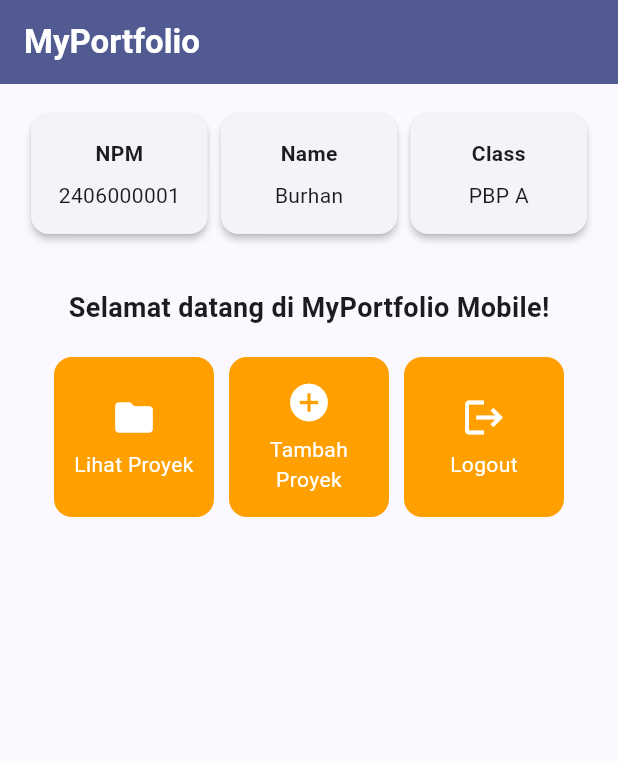
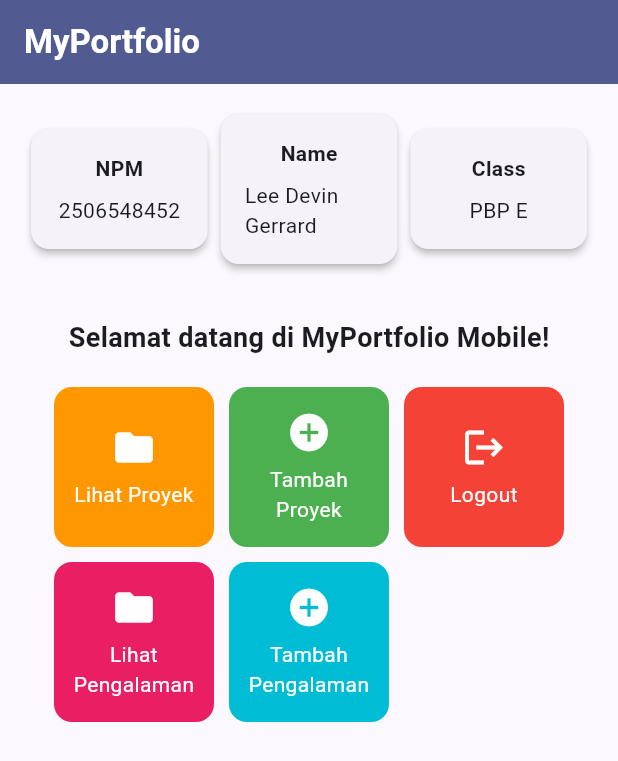
Before and after one commit to leedevgerrard/myportofolio_mobile, a Flutter app: the screen it shows after launch, on a phone screen of 412 x 824 dp. Shown: the top 761 px of the screen. Run offline on Flutter 3.47's test engine with Material 3 defaults, Android fonts, the phone set to English and light mode, and no system bars.

Commit message:
feat: add personal info and more colorful item cards

```diff
--- a/lib/menu.dart
+++ b/lib/menu.dart
@@ -3,14 +3,16 @@ import 'package:flutter/material.dart';
 class MyHomePage extends StatelessWidget {
   MyHomePage({super.key});
 
-  final String npm = "2406000001";
-  final String nama = "Burhan";
-  final String kelas = "PBP A";
+  final String npm = "2506548452";
+  final String nama = "Lee Devin Gerrard";
+  final String kelas = "PBP E";
 
   final List<ItemHomepage> items = [
-    ItemHomepage("Lihat Proyek", Icons.folder),
-    ItemHomepage("Tambah Proyek", Icons.add_circle),
-    ItemHomepage("Logout", Icons.logout),
+    ItemHomepage("Lihat Proyek", Icons.folder, Colors.orange),
+    ItemHomepage("Tambah Proyek", Icons.add_circle, Colors.green),
+    ItemHomepage("Logout", Icons.logout, Colors.red),
+    ItemHomepage("Lihat Pengalaman", Icons.folder, Colors.pink),
+    ItemHomepage("Tambah Pengalaman", Icons.add_circle, Colors.cyan),
   ];
 
   @override
@@ -121,8 +123,9 @@ class InfoCard extends StatelessWidget {
 class ItemHomepage {
   final String name;
   final IconData icon;
+  final Color color;
 
-  ItemHomepage(this.name, this.icon);
+  ItemHomepage(this.name, this.icon, this.color);
 }
 
 
@@ -134,8 +137,7 @@ class ItemCard extends StatelessWidget {
   @override
   Widget build(BuildContext context) {
     return Material(
-      // Menggunakan warna sekunder dari skema tema aplikasi.
-      color: Theme.of(context).colorScheme.secondary,
+      color: item.color,
       borderRadius: BorderRadius.circular(12),
       child: InkWell(
         // Aksi ketika kartu ditekan oleh pengguna.
```
